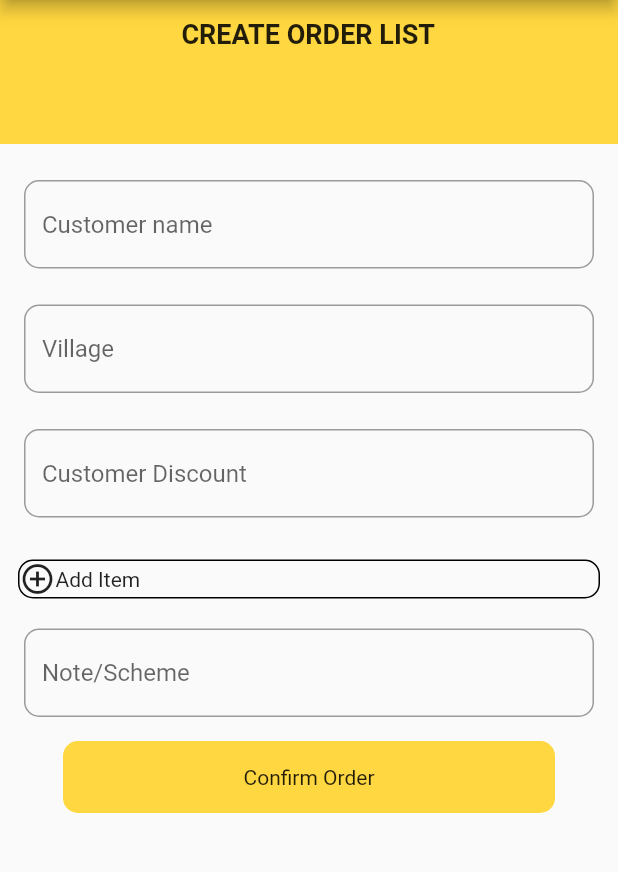
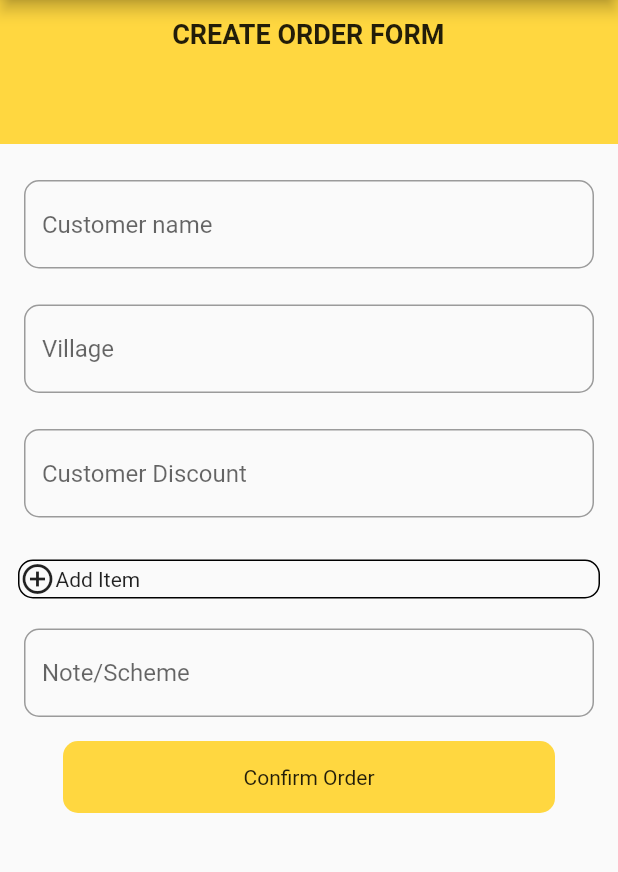
Before and after one commit to brughwani/swift_form, a Flutter app: the OrderForm screen opened directly with empty values, on a phone screen of 412 x 824 dp, the part 84-956 px from its top. Run offline on Flutter 3.47's test engine with Material 2 defaults, Android fonts, the phone set to English and light mode, and no system bars; drawn by our look-alikes of searchfield; our stand-ins replace carousel_slider, file_picker, firebase_auth, firebase_core, fluttertoast, google_fonts and 4 more; missing offline and left inert: excel, syncfusion_flutter_pdfviewer; accounts and stored records are empty; network calls fail; project files that could hold a hidden picture were left out.

```diff
--- a/lib/main.dart
+++ b/lib/main.dart
@@ -2,6 +2,8 @@ import 'package:firebase_core/firebase_core.dart';
 import 'package:flutter/material.dart';
 import 'package:swift_form/controller/OrderformItem.dart';
 import 'package:swift_form/model/customer.dart';
+//import 'package:swift_form/model/order.dart';
+import 'controller/Orderitem.dart';
 import 'package:swift_form/model/product.dart';
 //import 'package:swift_form/model/Salesman.dart';
 //import 'package:swift_form/model/Phoneauth.dart';
@@ -27,7 +29,8 @@ class MyApp extends StatelessWidget {
     return MultiProvider(providers: [
       ChangeNotifierProvider<OrderFormItem>(create:(context) =>  OrderFormItem(),),
     ChangeNotifierProvider<CustomerProvider>(create:(context) => CustomerProvider()),
-    ChangeNotifierProvider<ProductProvider>( create:(context) => ProductProvider())
+    ChangeNotifierProvider<ProductProvider>( create:(context) => ProductProvider()),
+    ChangeNotifierProvider(create: (context)=>OrderItemProvider())
     ],
 
 
--- a/lib/model/order.dart
+++ b/lib/model/order.dart
@@ -1,5 +1,6 @@
 import 'dart:convert';
 import 'package:http/http.dart';
+import 'package:flutter/material.dart';
 List<OrderItem> orderItems =[];
 class Order {
   final double customerId;
--- a/lib/view/Orderform.dart
+++ b/lib/view/Orderform.dart
@@ -1,102 +1,111 @@
 import 'package:flutter/material.dart';
-import 'package:fluttertoast/fluttertoast.dart';
-import 'package:googleapis/androidenterprise/v1.dart';
 //import 'package:flutter/material.dart';
 import 'package:swift_form/controller/OrderformItem.dart';
 import 'package:provider/provider.dart';
 //import 'package:flutter_typeahead/flutter_typeahead.dart';
 import 'package:swift_form/model/customer.dart';
 import 'package:searchfield/searchfield.dart';
-import 'package:http/http.dart';
 import 'package:swift_form/model/product.dart';
 import 'package:swift_form/model/order.dart';
+import 'package:swift_form/controller/Orderitem.dart';
+//import 'package:tuple/tuple.dart';
+
 //final TextEditingController searchController = TextEditingController();
-TextEditingController village=TextEditingController();
+TextEditingController village = TextEditingController();
 
-TextEditingController discount=TextEditingController();
+TextEditingController discount = TextEditingController();
 //String _searchText = '';
 //Customer? selectedCustomer;
-String c_id='';
-String item_id="";
-String Selectedquantity="";
-List<OrderItem> productorder=[];
-int productid=0;
-List<Map<int,OrderItem>> productorderlist=[];
-Order order=new Order(customerId:double.parse(c_id),customerDiscount: double.parse(discount.text),orderItems:productorder);
+String c_id="";
+String item_id = "";
+String selectedquantity = "";
+//List<OrderItem> productorder = [];
+int productid = 0;
+//List<Map<int, OrderItem>> productorderlist = [];
+
 class Confirmlist extends StatefulWidget {
-   Confirmlist({Key? key,required this.authtoken}) : super(key: key);
-  String authtoken;
+  const Confirmlist({Key? key, required this.authtoken}) : super(key: key);
+  final String authtoken;
 
   @override
   State<Confirmlist> createState() => _ConfirmlistState();
 }
 
 class _ConfirmlistState extends State<Confirmlist> {
-
-
-
-  bool isPressed=false;
+  bool isPressed = false;
   @override
   Widget build(BuildContext context) {
+     var orderItemProvider = Provider.of<OrderItemProvider>(context);
+    var orderitems = orderItemProvider.orderitems;
+     var orderFormItem = Provider.of<OrderFormItem>(context);
+    var widgetList = orderFormItem.widgetlist;
+
+    //print(c_id+"1");
+
+    Order order = Order(
+  customerId: double.tryParse(c_id) ?? 0,
+  customerDiscount: double.tryParse(discount.text) ?? 0,
+  orderItems: orderitems,
+);
+
     return InkWell(
-      onTap: ()
-      {
+      onTap: () {
 //CreateOrderForm(c_id,discount.text)
-      order.CreateOrderForm(c_id, discount.text,productorder,widget.authtoken);
+//print(orderitems);
+        order.CreateOrderForm(c_id, discount.text,
+            orderitems, widget.authtoken);
         setState(() {
-          isPressed=true;
+          isPressed = true;
         });
 
         Navigator.pop(context);
-      productorder.clear();
+
+      orderitems.clear();
+      widgetList.clear();
       },
       child: Container(
         height: 48,
-        width:328,
+        width: 328,
         alignment: Alignment.center,
         decoration: BoxDecoration(
-            color: isPressed ? Colors.grey: Colors.amberAccent,
-            borderRadius: BorderRadius.circular(10)
-        ),
-        child: Text("Confirm Order"),
+            color: isPressed ? Colors.grey : Colors.amberAccent,
+            borderRadius: BorderRadius.circular(10)),
+        child: const Text("Confirm Order"),
       ),
     );
   }
 }
 
+class OrderForm extends StatefulWidget {
+  const OrderForm({Key? key, required this.authtoken}) : super(key: key);
 
-class OrderForm extends StatefulWidget {
-  OrderForm({Key? key,required this.authtoken}) : super(key: key);
-
-  String authtoken;
+  final String authtoken;
 
   @override
   State<OrderForm> createState() => _OrderFormState();
 }
 
 class _OrderFormState extends State<OrderForm> {
-
-
   @override
   void initState() {
     super.initState();
     //searchController.addListener(()=>onSearchTextChanged(searchController.text.toLowerCase()));
-    Provider.of<CustomerProvider>(context, listen: false).fetchCustomers(widget.authtoken);
-    Provider.of<ProductProvider>(context,listen:false).fetchproducts(widget.authtoken);
+    Provider.of<CustomerProvider>(context, listen: false)
+        .fetchCustomers(widget.authtoken);
+    Provider.of<ProductProvider>(context, listen: false)
+        .fetchproducts(widget.authtoken);
   }
 
   @override
   Widget build(BuildContext context) {
     List<Customer> customers = Provider.of<CustomerProvider>(context).customers;
 
-
-
-    return Consumer<OrderFormItem>(
-        builder: (context, state, child) {
+    return Consumer<OrderFormItem>(builder: (context, state, child) {
       return Scaffold(
           appBar: AppBar(
             backgroundColor: Colors.white,
-                title: Image(image: AssetImage("assets/Frame 44.png"),
+            title: const Image(
+              image: AssetImage("assets/Frame 44.png"),
               width: 176,
               height: 36,
             ),
@@ -107,76 +116,73 @@ class _OrderFormState extends State<OrderForm> {
                 Container(
                     color: Colors.amberAccent,
                     height: 96,
-                        width: MediaQuery
-                            .of(context)
-                            .size
-                            .width,
-                        child: Column(
-                            children: [
+                    width: MediaQuery.of(context).size.width,
+                    child: const Column(children: [
                       Padding(
                         padding: EdgeInsets.fromLTRB(94, 12, 95, 57),
-                                child: Text("CREATE ORDER LIST", style: TextStyle(
-                                    fontWeight: FontWeight.w600, fontSize: 18),),
+                        child: Text(
+                          "CREATE ORDER FORM",
+                          style: TextStyle(
+                              fontWeight: FontWeight.w600, fontSize: 18),
                         ),
+                      ),
+
                     ])),
                 Padding(
-                      padding: EdgeInsets.fromLTRB(16, 24, 16, 16),
-                      child:SearchField<Customer>(suggestions:customers.map((e)=> SearchFieldListItem<Customer>(
-                       e.name,item:e,child:ListTile(title:Text(e.name),trailing:Text(e.address)))).toList(),
-
-                        searchInputDecoration:InputDecoration(
+                  padding: const EdgeInsets.fromLTRB(16, 24, 16, 16),
+                  child: SearchField<Customer>(
+                    suggestions: customers
+                        .map((e) => SearchFieldListItem<Customer>(e.name,
+                            item: e,
+                            child: ListTile(
+                                title: Text(e.name),
+                                trailing: Text(e.address))))
+                        .toList(),
+                    searchInputDecoration: InputDecoration(
                         hintText: "Customer name",
                         border: OutlineInputBorder(
-                                borderRadius: BorderRadius.circular(10)
-                            )
-                        ),
-                        onSuggestionTap: (e){
-                        c_id=e.item!.id;
-                        village.text=e.item!.address;
-                        discount.text=e.item!.discount.toString();
+                            borderRadius: BorderRadius.circular(10))),
+                    onSuggestionTap: (e) {
+                      c_id = e.item!.id;
+                      village.text = e.item!.address;
+                      discount.text = e.item!.discount.toString();
                     },
                   ),
-
                 ),
                 Padding(
-                      padding: EdgeInsets.fromLTRB(16, 8, 16, 16),
-
+                  padding: const EdgeInsets.fromLTRB(16, 8, 16, 16),
                   child: TextField(
                     controller: village,
                     decoration: InputDecoration(
                         hintText: "Village",
                         border: OutlineInputBorder(
-                                borderRadius: BorderRadius.circular(10)
-                            )
-                        ),
+                            borderRadius: BorderRadius.circular(10))),
                   ),
                 ),
                 Padding(
-                      padding: EdgeInsets.fromLTRB(16, 8, 16, 16),
-
+                  padding: const EdgeInsets.fromLTRB(16, 8, 16, 16),
                   child: TextField(
                     controller: discount,
                     decoration: InputDecoration(
                         hintText: "Customer Discount",
                         border: OutlineInputBorder(
-                                borderRadius: BorderRadius.circular(10)
-                            )
-                        ),
+                            borderRadius: BorderRadius.circular(10))),
                   ),
                 ),
                 ...state.widgetlist,
                 Padding(
-                      padding: EdgeInsets.fromLTRB(12, 12, 12, 12),
+                  padding: const EdgeInsets.fromLTRB(12, 12, 12, 12),
                   child: InkWell(
                     onTap: () {
                       state.addwidget(context);
+
                       //productid++;
                     },
                     child: Container(
                       decoration: BoxDecoration(
                           borderRadius: BorderRadius.circular(10),
                           border: Border.all()),
-                          child: Row(
+                      child: const Row(
                         children: [
                           Icon(Icons.add_circle_outline),
                           Text("Add Item")
@@ -186,24 +192,18 @@ class _OrderFormState extends State<OrderForm> {
                   ),
                 ),
                 Padding(
-                      padding: EdgeInsets.fromLTRB(16, 8, 16, 16),
+                  padding: const EdgeInsets.fromLTRB(16, 8, 16, 16),
                   child: TextField(
                     decoration: InputDecoration(
                         hintText: "Note/Scheme",
                         border: OutlineInputBorder(
-                                borderRadius: BorderRadius.circular(10)
-                            )
+                            borderRadius: BorderRadius.circular(10))),
                   ),
                 ),
-                    ),
-
                 Confirmlist(authtoken: widget.authtoken)
               ],
-
             ),
-              )
-
-          );
+          ));
     });
   }
 }
--- a/lib/view/Swiftform.dart
+++ b/lib/view/Swiftform.dart
@@ -9,6 +9,7 @@ import 'package:swift_form/view/Orderform.dart';
 import 'package:excel/excel.dart';
 import 'package:http/http.dart' as http;
 import 'package:swift_form/view/ViewOrderform.dart';
+import 'UpdateOrder.dart';
 class SwiftForm extends StatefulWidget {
    SwiftForm({Key? key,required this.authtoken,required this.Name,required this.Phone,required this.email}) : super(key: key);
 
@@ -374,7 +375,7 @@ class _SwiftFormState extends State<SwiftForm> {
                                           IconButton(
                                             icon: Icon(Icons.edit),
                                             onPressed: () {
-
+                                              Navigator.push(context,MaterialPageRoute(builder: (context)=>UpdateOrderForm(id:orders[index],auth: widget.authtoken)));
                                             },
                                           ),
                                           IconButton(
--- a/lib/view/ViewOrderform.dart
+++ b/lib/view/ViewOrderform.dart
@@ -28,7 +28,7 @@ class _ViewOrderformState extends State<ViewOrderform> {
   List<DataRow> _rows = [];
   List<Map<String, dynamic>> _data = [];
   List<Map<String, dynamic>> _dataforpdf=[];
-  List<pw.TableRow> _tablerows=[];
+  //List<pw.TableRow> _tablerows=[];
 
 
   Future<String> saveDocument({required String name, required pw.Document pdf}) async {
@@ -53,7 +53,6 @@ class _ViewOrderformState extends State<ViewOrderform> {
     const tableHeaders = [
 'Sr. No.',
       'Item Description',
-
       'Quantity',
       'Price',
       'Total'
@@ -220,6 +219,7 @@ class _ViewOrderformState extends State<ViewOrderform> {
     var response = await get(Uri.parse(url), headers: headers);
     var data=jsonDecode(response.body);
    //print(data.runtimeType);
+//   print(data);
     //_data.clear();
     if(data is Map<String, dynamic>) {
       //print(data);
--- a/pubspec.yaml
+++ b/pubspec.yaml
@@ -59,6 +59,7 @@ dependencies:
   flutter_pdfview: ^1.3.1
   syncfusion_flutter_pdfviewer: ^22.2.7
   google_fonts: ^5.1.0
+  tuple: ^2.0.2
 
 
 dev_dependencies:
```
Also changed, not shown: lib/controller/Orderformitem.dart (+9 -9 lines), lib/controller/Orderitem.dart (added, +30 -0 lines), lib/model/itemwidget.dart (+120 -95 lines), lib/view/UpdateOrder.dart (added, +135 -0 lines), pubspec.lock. Lines whose indentation alone changed are shown as unchanged.
